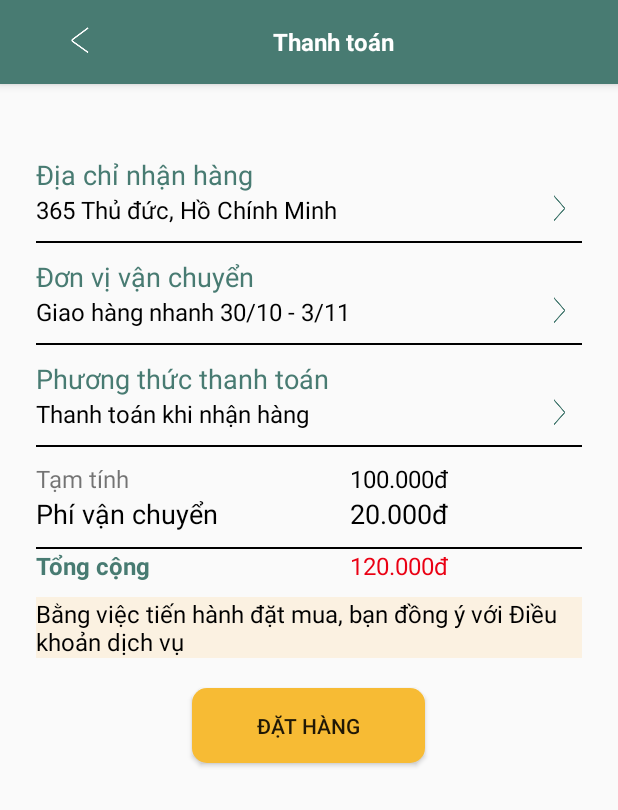
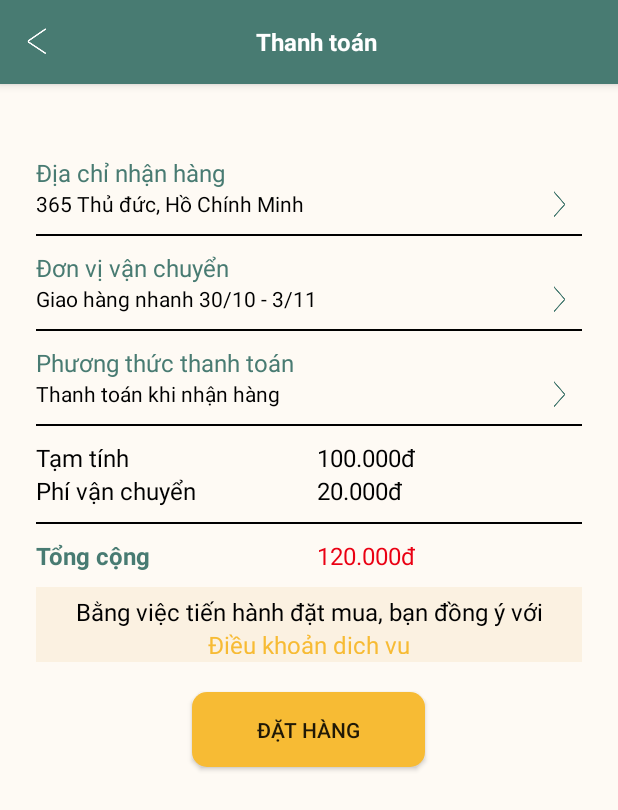
Before and after one commit to maithithuyhau/Meraki_Book_App, an Android app: the PaymentActivity screen opened directly, with no data from a screen before it, on a phone screen of 412 x 824 dp. Shown: the top 810 px of the screen. Run offline under Robolectric (Android 15) with nearby library versions, the phone set to English and light mode, and no system bars.

```diff
--- a/app/src/main/res/layout/activity_payment.xml
+++ b/app/src/main/res/layout/activity_payment.xml
@@ -5,7 +5,8 @@
     android:layout_width="match_parent"
     android:layout_height="match_parent"
     tools:context=".PaymentActivity"
-    android:orientation="vertical">
+    android:orientation="vertical"
+    android:background="@color/background">
     <androidx.appcompat.widget.Toolbar
         android:id="@+id/toolbar"
         android:layout_width="match_parent"
@@ -15,18 +16,21 @@
         android:theme="@style/ThemeOverlay.AppCompat.Dark.ActionBar"
         app:popupTheme="@style/ThemeOverlay.AppCompat.Light" >
         <LinearLayout
-            android:id="@+id/linearLayout"
             android:layout_width="match_parent"
-            android:layout_height="wrap_content"
+            android:layout_height="50dp"
             android:background="@color/green"
+            android:gravity="center_vertical"
             android:orientation="horizontal"
-            android:padding="5dp">
+            android:weightSum="10"
+            app:layout_constraintEnd_toEndOf="parent"
+            app:layout_constraintStart_toStartOf="parent"
+            app:layout_constraintTop_toTopOf="parent"
+            android:id="@+id/navBar">
             <ImageButton
                 android:id="@+id/btnBack"
                 android:layout_width="0dp"
                 android:layout_height="20dp"
                 android:background="@drawable/icon_back"
-                android:layout_marginStart="24dp"
                 android:layout_weight="0.5"/>
 
             <TextView
@@ -67,7 +71,7 @@
                 android:layout_height="wrap_content"
                 android:text="@string/dia_chi_nhan_hang"
                 android:textColor="@color/green"
-                android:textSize="18sp" />
+                android:textSize="16sp" />
 
             <TextView
                 android:id="@+id/txtTtDiaChi"
@@ -77,7 +81,7 @@
                 android:layout_column="0"
                 android:textColor="@color/black"
                 android:text="@string/dia_chi"
-                android:textSize="16sp" />
+                android:textSize="14sp" />
 
             <ImageButton
                 android:id="@+id/btnTtDiaChiNext"
@@ -101,7 +105,7 @@
                 android:layout_height="wrap_content"
                 android:text="@string/don_vi_van_chuyen"
                 android:textColor="@color/green"
-                android:textSize="18sp" />
+                android:textSize="16sp" />
 
             <TextView
                 android:id="@+id/txtTtDonViVanChuyen"
@@ -111,7 +115,7 @@
                 android:layout_column="0"
                 android:textColor="@color/black"
                 android:text="@string/don_vi"
-                android:textSize="16sp" />
+                android:textSize="14sp" />
 
             <ImageButton
                 android:id="@+id/btnTtGiaoHangNext"
@@ -135,7 +139,7 @@
                 android:layout_height="wrap_content"
                 android:text="@string/phuong_thuc_thanh_toan"
                 android:textColor="@color/green"
-                android:textSize="18sp" />
+                android:textSize="16sp" />
 
             <TextView
                 android:id="@+id/txtTtPhuongThuc"
@@ -145,7 +149,7 @@
                 android:layout_column="0"
                 android:text="@string/phuong_thuc"
                 android:textColor="@color/black"
-                android:textSize="16sp" />
+                android:textSize="14sp" />
 
             <ImageButton
                 android:id="@+id/btnTtPhuongThucNext"
@@ -168,7 +172,8 @@
                 android:layout_width="wrap_content"
                 android:layout_height="wrap_content"
                 android:text="@string/tam_tinh"
-                android:textSize="16sp" />
+                android:textSize="16sp"
+                android:textColor="@color/black"/>
 
             <TextView
                 android:id="@+id/txtTtTamTinh"
@@ -183,7 +188,7 @@
                 android:layout_height="wrap_content"
                 android:textColor="@color/black"
                 android:text="@string/phi_van_chuyen"
-                android:textSize="18sp" />
+                android:textSize="16sp" />
 
             <TextView
                 android:id="@+id/txtTtTienVanChuyen"
@@ -191,7 +196,7 @@
                 android:layout_height="wrap_content"
                 android:textColor="@color/black"
                 android:text="@string/tien_van_chuyen"
-                android:textSize="18sp" />
+                android:textSize="16sp" />
 
             <View
                 android:layout_width="match_parent"
@@ -206,7 +211,8 @@
                 android:text="@string/tong_cong"
                 android:textColor="@color/green"
                 android:textSize="16sp"
-                android:textStyle="bold" />
+                android:textStyle="bold"
+                android:layout_marginTop="10dp"/>
 
             <TextView
                 android:id="@+id/txtTtTongCong"
@@ -214,16 +220,33 @@
                 android:layout_height="wrap_content"
                 android:text="@string/tien_tong_cong"
                 android:textColor="@color/red"
-                android:textSize="16sp" />
+                android:textSize="16sp"
+                android:layout_marginTop="10dp"/>
         </GridLayout>
-        <TextView
+        <LinearLayout
             android:layout_width="match_parent"
-            android:layout_height="wrap_content"
-            android:text="@string/dong_y_dieu_khoan"
-            android:textColor="@color/black"
-            android:textSize="16sp"
+            android:layout_height="50dp"
+            android:orientation="vertical"
             android:background="@color/light_skin"
-            android:layout_marginTop="10dp"/>
+            android:layout_marginTop="10dp">
+            <TextView
+                android:layout_width="match_parent"
+                android:layout_height="wrap_content"
+                android:text="@string/dong_y_dieu_khoan"
+                android:textColor="@color/black"
+                android:textSize="16sp"
+                android:layout_marginTop="5dp"
+                android:gravity="center_horizontal"/>
+            <TextView
+                android:layout_width="match_parent"
+                android:layout_height="wrap_content"
+                android:text="@string/dieu_khoan"
+                android:textColor="@color/yellow"
+                android:textSize="16sp"
+                android:gravity="center_horizontal"
+                android:layout_marginBottom="5dp"/>
+        </LinearLayout>
+
         <Button
             android:id="@+id/btnTtDatHang"
             android:layout_width="155dp"
--- a/app/src/main/res/layout/activity_payment_option.xml
+++ b/app/src/main/res/layout/activity_payment_option.xml
@@ -53,9 +53,10 @@
         android:layout_width="match_parent"
         android:layout_height="60dp"
         android:background="@color/light_skin"
-        app:layout_constraintTop_toBottomOf="@+id/navBar"
+        app:layout_constraintEnd_toEndOf="parent"
+        app:layout_constraintHorizontal_bias="0.0"
         app:layout_constraintStart_toStartOf="parent"
-        app:layout_constraintEnd_toEndOf="parent"/>
+        app:layout_constraintTop_toBottomOf="@+id/navBar" />
 
     <TextView
         android:layout_width="match_parent"
--- a/app/src/main/res/values/strings.xml
+++ b/app/src/main/res/values/strings.xml
@@ -297,7 +297,9 @@
     <string name="tien_van_chuyen">20.000đ</string>
     <string name="tien_tong_cong">120.000đ</string>
     <string name="dat_hang">Đặt hàng</string>
-    <string name="dong_y_dieu_khoan">Bằng việc tiến hành đặt mua, bạn đồng ý với Điều khoản dịch vụ</string>
+    <string name="dong_y_dieu_khoan">Bằng việc tiến hành đặt mua, bạn đồng ý với </string>
+    <string name="dieu_khoan"><u>Điều khoản dịch vụ</u></string>
+
 
 
     //DIA CHI
```
Also changed, not shown: app/src/main/AndroidManifest.xml (+7 -5 lines), app/src/main/res/layout/activity_account.xml (+7 -4 lines), app/src/main/res/layout/activity_cart.xml (+23 -20 lines), app/src/main/res/layout/activity_cart_item_list.xml (+26 -14 lines), app/src/main/res/layout/activity_delivery.xml (+10 -5 lines), app/src/main/res/layout/book_item_order.xml (+41 -20 lines).
